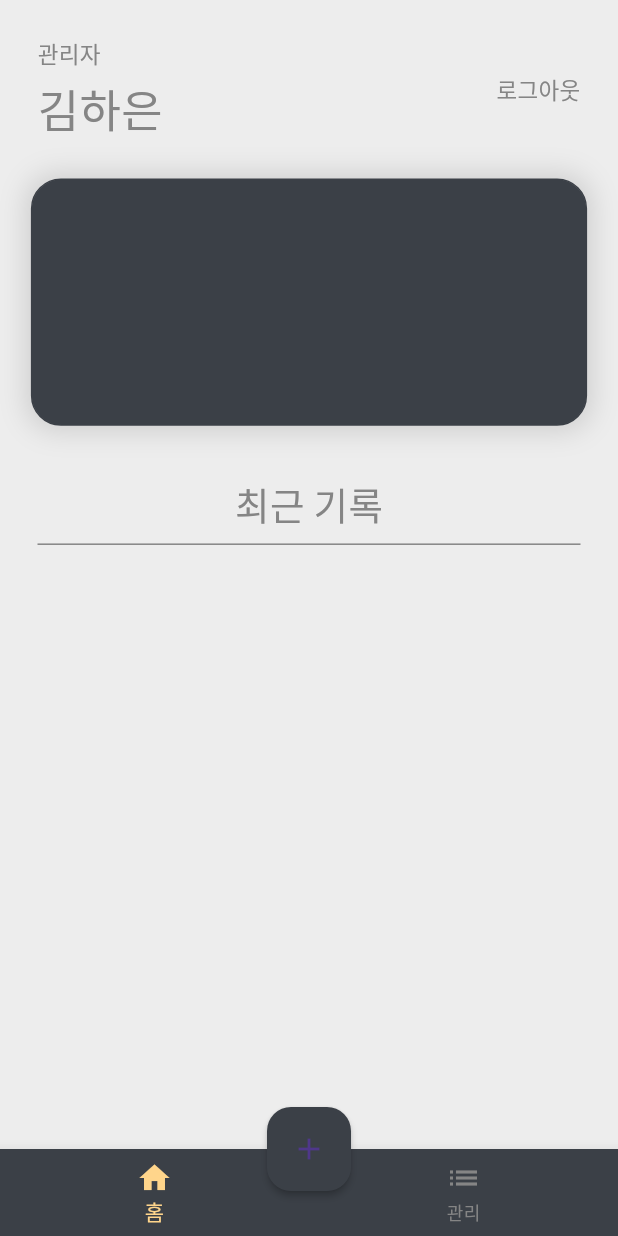
After one commit to GDSC-Waffle-Team/waffle-flutter-app, a Flutter app: the screen it shows after launch, after a tap on the "login" icon, on a phone screen of 412 x 824 dp. The commit adds this screen. Run offline on Flutter 3.47's test engine with Material 2 defaults, Android fonts, the light colour scheme and no system bars.

Commit message:
refactor: Login screen and navigation

```diff
--- a/lib/screens/login.dart
+++ b/lib/screens/login.dart
@@ -1,6 +1,6 @@
 import 'package:flutter/material.dart';
-import 'package:waffle/screens/manage.dart';
 import 'package:waffle/styles/palette.dart';
+import 'package:waffle/widgets/waffle_bottom_navigator.dart';
 
 class LoginScreen extends StatefulWidget {
   const LoginScreen({super.key});
@@ -11,7 +11,6 @@ class LoginScreen extends StatefulWidget {
 
 class _LoginScreenState extends State<LoginScreen> {
   bool _isObscure = true;
-
   TextEditingController _idController = TextEditingController();
   TextEditingController _passwordController = TextEditingController();
   @override
@@ -31,12 +30,22 @@ class _LoginScreenState extends State<LoginScreen> {
                         size: 85.0, color: Palette.darkGrey)),
                 const Divider(
                   color: Palette.tickGrey,
-                  thickness: 2.0,
+                  height: 15.0,
+                  thickness: 1.0,
                   indent: 25.0,
                   endIndent: 25.0,
                 ),
+                Padding(
+                    padding: const EdgeInsets.only(top: 5.0),
+                    child: Text(
+                      "로그인",
+                      style: TextStyle(
+                          color: Palette.darkGrey,
+                          fontSize: 25,
+                          fontWeight: FontWeight.w700),
+                    )),
                 SizedBox(
-                  height: _height * 0.1,
+                  height: _height * 0.08,
                 ),
                 Row(
                   children: [
@@ -61,7 +70,9 @@ class _LoginScreenState extends State<LoginScreen> {
                                         blurRadius: 15,
                                         offset: Offset.zero)
                                   ]),
-                              child: Center(
+                              child: Container(
+                                margin:
+                                    const EdgeInsets.only(top: 3.0, left: 10.0),
                                 child: TextFormField(
                                   controller: _idController,
                                   cursorColor: Palette.tickGrey,
@@ -89,7 +100,9 @@ class _LoginScreenState extends State<LoginScreen> {
                                     blurRadius: 15,
                                     offset: Offset.zero)
                               ]),
-                          child: Center(
+                          child: Container(
+                              margin:
+                                  const EdgeInsets.only(top: 3.0, left: 10.0),
                               child: TextFormField(
                                 controller: _passwordController,
                                 cursorColor: Palette.tickGrey,
@@ -133,7 +146,8 @@ class _LoginScreenState extends State<LoginScreen> {
                             Navigator.push(
                                 context,
                                 MaterialPageRoute(
-                                    builder: (context) => ManageScreen()));
+                                    builder: (context) =>
+                                        BottomNavigationScreen()));
                           },
                           icon:
                               Icon(Icons.login_outlined, color: Palette.mimosa),
@@ -144,7 +158,7 @@ class _LoginScreenState extends State<LoginScreen> {
                   ],
                 ),
                 SizedBox(
-                  height: _height * 0.2,
+                  height: _height * 0.15,
                 ),
                 Container(
                   child: Column(
@@ -154,7 +168,7 @@ class _LoginScreenState extends State<LoginScreen> {
                         child: Text(
                           "Powered by",
                           style: TextStyle(
-                              color: Palette.darkGrey,
+                              color: Palette.tickGrey,
                               fontSize: 15,
                               fontWeight: FontWeight.w100),
                         ),
--- /dev/null
+++ b/lib/screens/manage.dart
@@ -0,0 +1,126 @@
+import 'package:flutter/material.dart';
+import 'package:waffle/screens/status.dart';
+import 'package:waffle/widgets/waffle_appbar.dart';
+import 'package:waffle/styles/palette.dart';
+
+class ManageScreen extends StatefulWidget {
+  const ManageScreen({super.key});
+
+  @override
+  State<ManageScreen> createState() => _ManageScreenState();
+}
+
+class _ManageScreenState extends State<ManageScreen> {
+  //MARK: TO BE CHANGED
+  var amount = 0;
+  var roles = "관리자";
+  var username = "김하은";
+
+  @override
+  Widget build(BuildContext context) {
+    final _height = MediaQuery.of(context).size.height;
+    final _width = MediaQuery.of(context).size.width;
+    return Scaffold(
+      backgroundColor: Palette.lightGrey,
+      appBar: WaffleAppBar(),
+      body: SafeArea(
+        child: Stack(
+          children: [
+            SingleChildScrollView(
+                scrollDirection: Axis.vertical,
+                child: Column(
+                  children: [
+                    Row(
+                        mainAxisAlignment: MainAxisAlignment.spaceBetween,
+                        children: [
+                          Column(
+                              crossAxisAlignment: CrossAxisAlignment.start,
+                              children: [
+                                Padding(
+                                  padding: const EdgeInsets.only(
+                                      left: 25.0, top: 25.0),
+                                  child: Text("$roles",
+                                      style: TextStyle(
+                                          color: Palette.tickGrey,
+                                          fontSize: 15,
+                                          fontWeight: FontWeight.w100)),
+                                ),
+                                Padding(
+                                  padding: const EdgeInsets.only(
+                                      left: 25.0, top: 5.0),
+                                  child: Text("$username",
+                                      style: TextStyle(
+                                          color: Palette.tickGrey,
+                                          fontSize: 30,
+                                          fontWeight: FontWeight.w100)),
+                                )
+                              ]),
+                          Column(
+                            children: [
+                              Padding(
+                                padding: const EdgeInsets.only(
+                                    right: 25.0, top: 25.0),
+                                child: Text("로그아웃",
+                                    style: TextStyle(
+                                        color: Palette.tickGrey,
+                                        fontSize: 15,
+                                        fontWeight: FontWeight.w100)),
+                              ),
+                            ],
+                          )
+                        ]),
+                    Padding(
+                        padding: const EdgeInsets.only(top: 25.0),
+                        child: Container(
+                            height: _height * 0.2,
+                            width: _width * 0.9,
+                            decoration: BoxDecoration(
+                                color: Palette.darkGrey,
+                                border: Border.all(color: Palette.darkGrey),
+                                borderRadius: BorderRadius.circular(20),
+                                boxShadow: [
+                                  BoxShadow(
+                                      color: Palette.tickGrey.withOpacity(0.3),
+                                      spreadRadius: 3,
+                                      blurRadius: 15,
+                                      offset: Offset.zero)
+                                ]))),
+                    SizedBox(height: 35.0),
+                    Positioned(
+                        child: Text("최근 기록",
+                            style: TextStyle(
+                                color: Palette.tickGrey, fontSize: 25))),
+                    const Divider(
+                      color: Palette.tickGrey,
+                      indent: 25.0,
+                      endIndent: 25.0,
+                    ),
+                  ],
+                ))
+          ],
+        ),
+      ),
+      /*
+      floatingActionButtonLocation: FloatingActionButtonLocation.centerDocked,
+      floatingActionButton: FloatingActionButton(
+        splashColor: Palette.mimosa,
+        backgroundColor: Palette.darkGrey,
+        elevation: 2.0,
+        onPressed: () {},
+        child: Icon(Icons.add),
+      ),
+      bottomNavigationBar: BottomNavigationBar(
+        backgroundColor: Palette.darkGrey,
+        selectedItemColor: Palette.mimosa,
+        unselectedItemColor: Palette.tickGrey,
+        onTap: _onTapped,
+        currentIndex: _selectedIndex,
+        items: [
+          BottomNavigationBarItem(icon: Icon(Icons.home), label: '홈'),
+          BottomNavigationBarItem(icon: Icon(Icons.list), label: '관리'),
+        ],
+      ),
+      */
+    );
+  }
+}
--- /dev/null
+++ b/lib/widgets/waffle_bottom_navigator.dart
@@ -0,0 +1,51 @@
+import 'package:flutter/material.dart';
+import 'package:waffle/screens/manage.dart';
+import 'package:waffle/screens/status.dart';
+import 'package:waffle/widgets/waffle_appbar.dart';
+import 'package:waffle/styles/palette.dart';
+
+class BottomNavigationScreen extends StatefulWidget {
+  const BottomNavigationScreen({super.key});
+
+  @override
+  State<BottomNavigationScreen> createState() => _BottomNavigationScreen();
+}
+
+class _BottomNavigationScreen extends State<BottomNavigationScreen> {
+  static List<Widget> _widgetOptions = [ManageScreen(), StatusScreen()];
+
+  int _selectedIndex = 0;
+  void _onTapped(int index) {
+    setState(() {
+      _selectedIndex = index;
+    });
+  }
+
+  @override
+  Widget build(BuildContext context) {
+    return Scaffold(
+      backgroundColor: Palette.lightGrey,
+      appBar: WaffleAppBar(),
+      body: _widgetOptions[_selectedIndex],
+      floatingActionButtonLocation: FloatingActionButtonLocation.centerDocked,
+      floatingActionButton: FloatingActionButton(
+        splashColor: Palette.mimosa,
+        backgroundColor: Palette.darkGrey,
+        elevation: 2.0,
+        onPressed: () {},
+        child: Icon(Icons.add),
+      ),
+      bottomNavigationBar: BottomNavigationBar(
+        backgroundColor: Palette.darkGrey,
+        selectedItemColor: Palette.mimosa,
+        unselectedItemColor: Palette.tickGrey,
+        onTap: _onTapped,
+        currentIndex: _selectedIndex,
+        items: [
+          BottomNavigationBarItem(icon: Icon(Icons.home), label: '홈'),
+          BottomNavigationBarItem(icon: Icon(Icons.list), label: '관리'),
+        ],
+      ),
+    );
+  }
+}
```
Also changed, not shown: lib/screens/member.dart (added, +185 -0 lines), lib/screens/status.dart (added, +12 -0 lines), lib/widgets/waffle_appbar.dart (added, +16 -0 lines). Lines whose indentation alone changed are shown as unchanged.
